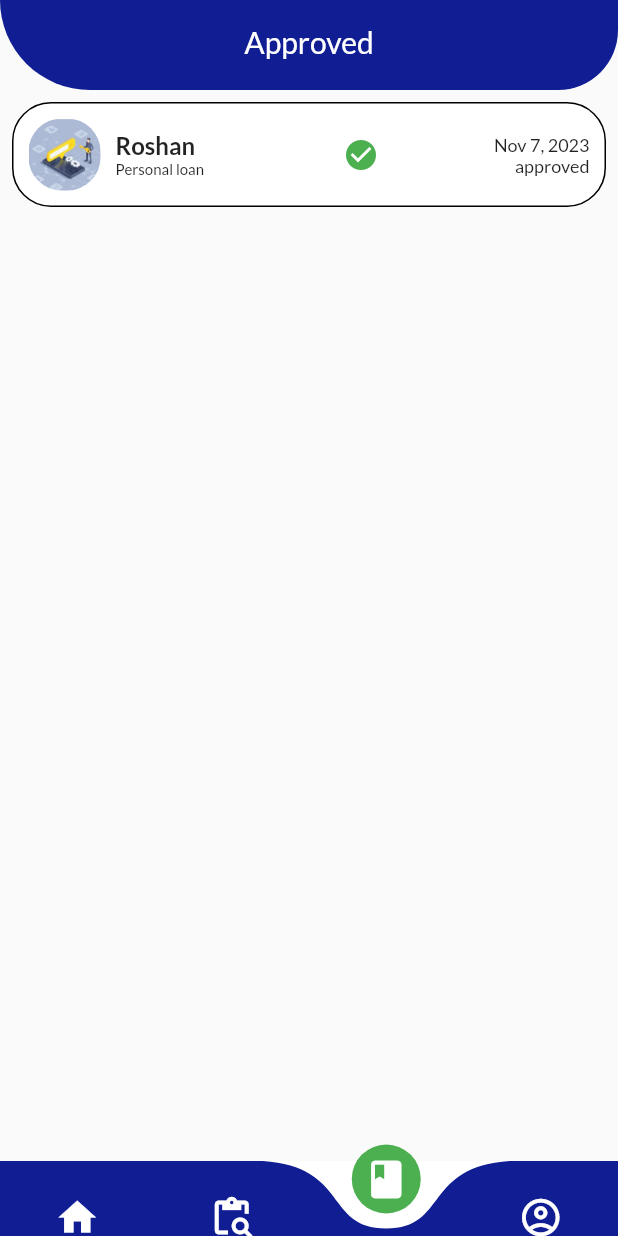
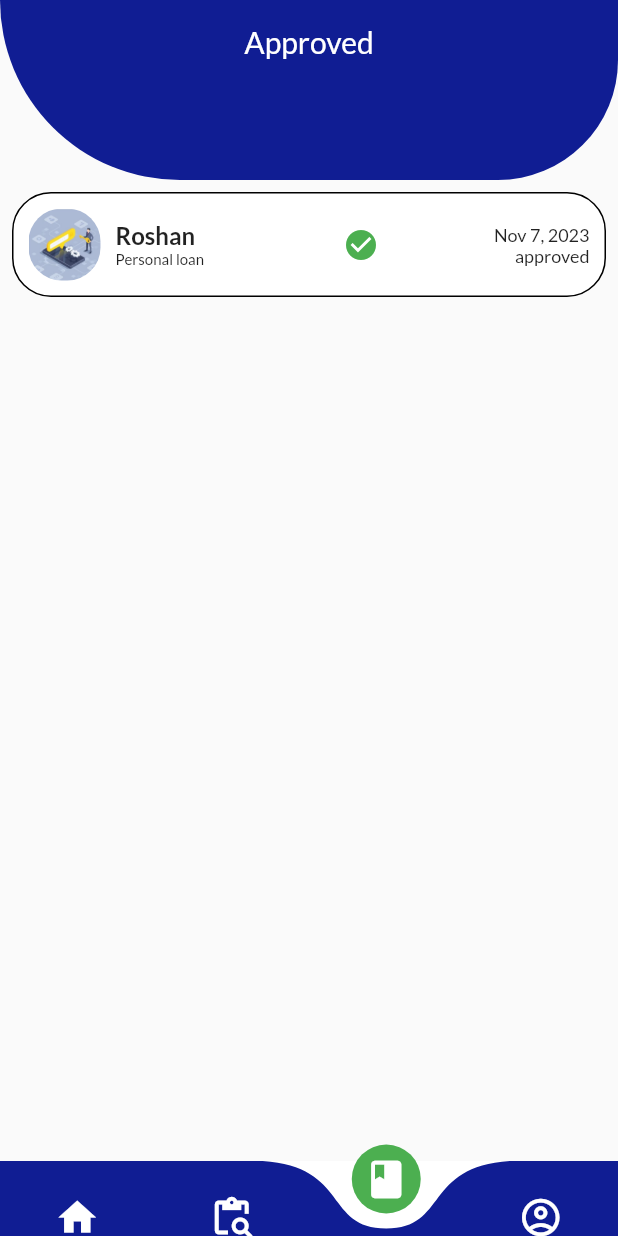
Before and after one commit to Sadiya321/finkin_credential, a Flutter app: the screen it shows after launch, item 3 of the bottom bar chosen, on a phone screen of 412 x 824 dp. Run offline on Flutter 3.47's test engine with Material 2 defaults, Android fonts, the phone set to English and light mode, and no system bars; drawn by our look-alikes of curved_navigation_bar; our stand-ins replace country_picker, google_fonts, image_picker, pinput, smooth_page_indicator.

```diff
--- a/lib/pages/home_screen/loan_screen.dart
+++ b/lib/pages/home_screen/loan_screen.dart
@@ -3,23 +3,48 @@ import 'package:finkin_credential/res/app_color/app_color.dart';
 import 'package:finkin_credential/res/constants/enums/enums.dart';
 import 'package:finkin_credential/res/image_asset/image_asset.dart';
 import 'package:flutter/material.dart';
+
 import '../../shared/widgets/Loan_Tracking_widget/loan_track.dart';
 
 class LoanScreen extends StatelessWidget {
   final String title;
   final LoanStatus? status;
-  const LoanScreen({Key? key, required this.title, this.status}) : super(key: key);
+  const LoanScreen({Key? key, required this.title, this.status})
+      : super(key: key);
 
   @override
   Widget build(BuildContext context) {
     List<LoanModel> filteredItems = loanItems;
 
     if (status != null) {
-      filteredItems = loanItems.where((element) => element.status == status).toList();
+      filteredItems =
+          loanItems.where((element) => element.status == status).toList();
     }
 
     return Scaffold(
-      appBar: PreferredSize(
+      appBar:
+          title == 'Approved' ? _buildApprovedAppBar() : _buildRegularAppBar(),
+      body: SafeArea(
+        child: ListView.builder(
+            itemCount: filteredItems.length,
+            itemBuilder: (context, index) {
+              final loan = filteredItems[index];
+              return LoanTrack(
+                imageAsset: loan.image,
+                userName: loan.userName,
+                loanType: loan.loanType,
+                date: loan.date,
+                icon: loan.icon,
+                status: loan.status,
+                onPressed: () {},
+              );
+            }),
+      ),
+    );
+  }
+
+  PreferredSizeWidget _buildRegularAppBar() {
+    return PreferredSize(
       preferredSize: const Size.fromHeight(60.0),
       child: Container(
         decoration: const BoxDecoration(
@@ -36,33 +61,42 @@ class LoanScreen extends StatelessWidget {
           elevation: 0,
         ),
       ),
+    );
+  }
+
+  PreferredSizeWidget _buildApprovedAppBar() {
+    return PreferredSize(
+      preferredSize: const Size.fromHeight(120.0), // Increase the height
+      child: Container(
+        decoration: const BoxDecoration(
+          borderRadius: BorderRadius.only(
+            bottomLeft: Radius.circular(180),
+            bottomRight: Radius.circular(120),
           ),
-
-      body: SafeArea(
-        child: ListView.builder(
-          itemCount: filteredItems.length,
-          itemBuilder: (context, index) {
-          final loan = filteredItems[index];
-          return LoanTrack(
-            imageAsset: loan.image,
-            userName: loan.userName,
-            loanType: loan.loanType,
-            date: loan.date,
-            icon: loan.icon,
-            status: loan.status,
-            onPressed: () {
-            },
-          );
-        }),
-
+          color: AppColor.primary,
+        ),
+        child: AppBar(
+          title: Center(child: Text(title)),
+          automaticallyImplyLeading: false,
+          backgroundColor: Colors.transparent,
+          elevation: 0,
+        ),
       ),
     );
   }
 }
 
-
 final loanItems = [
-  LoanModel(image: ImageAsset.pop, userName: 'Roshan', loanType: 'Personal loan', date: DateTime.now(), status: LoanStatus.approved),
-  LoanModel(image: ImageAsset.pop, userName: 'Roshan', loanType: 'Personal loan', date: DateTime.now(), status: LoanStatus.denied ),
-
+  LoanModel(
+      image: ImageAsset.pop,
+      userName: 'Roshan',
+      loanType: 'Personal loan',
+      date: DateTime.now(),
+      status: LoanStatus.approved),
+  LoanModel(
+      image: ImageAsset.pop,
+      userName: 'Roshan',
+      loanType: 'Personal loan',
+      date: DateTime.now(),
+      status: LoanStatus.denied),
 ];
```
Also changed, not shown: lib/welcome_carousal/page1.dart (added, +21 -0 lines), lib/welcome_carousal/page2.dart (added, +21 -0 lines), lib/welcome_carousal/page3.dart (added, +21 -0 lines), lib/welcome_carousal/welcome.dart (added, +48 -0 lines), pubspec.lock. Lines whose indentation alone changed are shown as unchanged.
